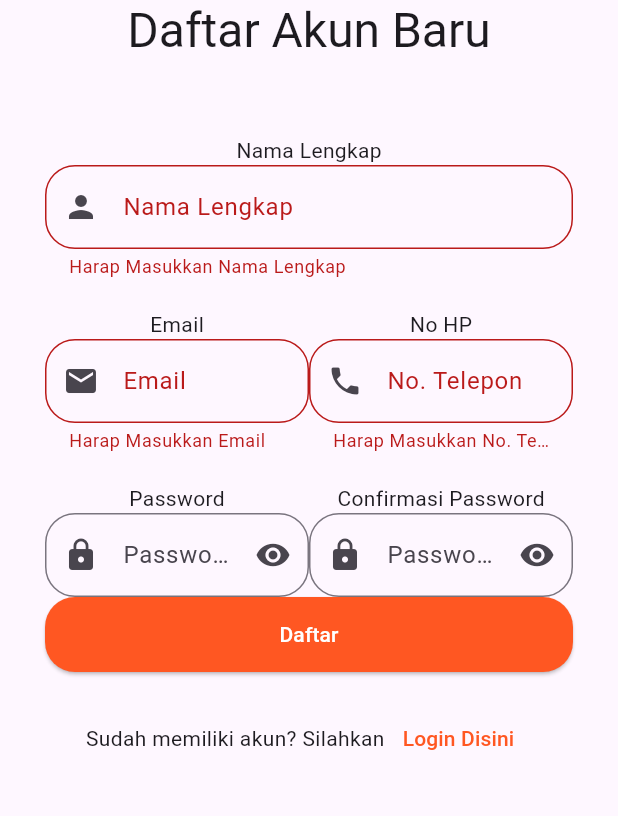
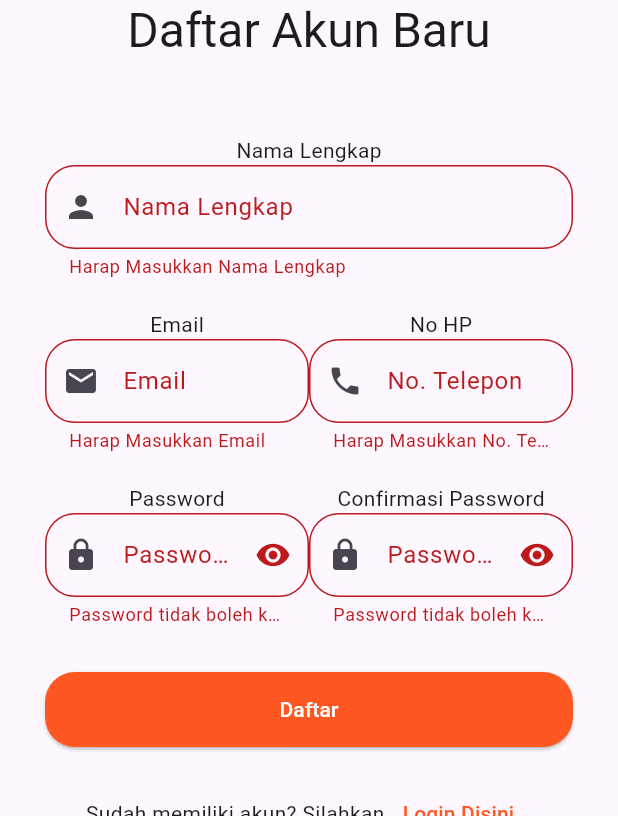
Before and after one commit to abrayudhistira/20220140102_UCP1Flutter, a Flutter app: the Register screen opened directly, after a tap on "Daftar", on a phone screen of 412 x 824 dp, the part 420-1236 px from its top. Run offline on Flutter 3.47's test engine with Material 3 defaults, Android fonts, the phone set to English and light mode, and no system bars.

Commit message:
Add Validation For Password and Confirm Password

```diff
--- a/lib/login/register.dart
+++ b/lib/login/register.dart
@@ -138,6 +138,11 @@ class _RegisterState extends State<Register> {
                                   },
                                 ),
                               ),
+                              validator: (value) {
+                                if (value == null || value.isEmpty) {
+                                  return "Password tidak boleh kosong";
+                                }
+                              },
                             ),
                           ],
                         ),
@@ -167,11 +172,19 @@ class _RegisterState extends State<Register> {
                                   },
                                 ),
                               ),
+                               validator: (value) {
+                                if (value == null || value.isEmpty) {
+                                  return "Password tidak boleh kosong";
+                                }
+                              },
                             ),
                           ],
                         ),
                       ),
                     ],
+                  ),
+                  const SizedBox(
+                    height: 30,
                   ),
                   Column(
                     children: [
```
